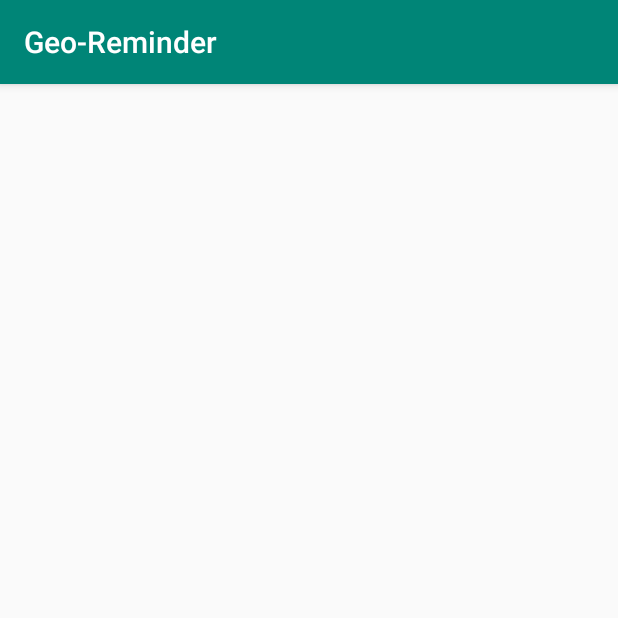
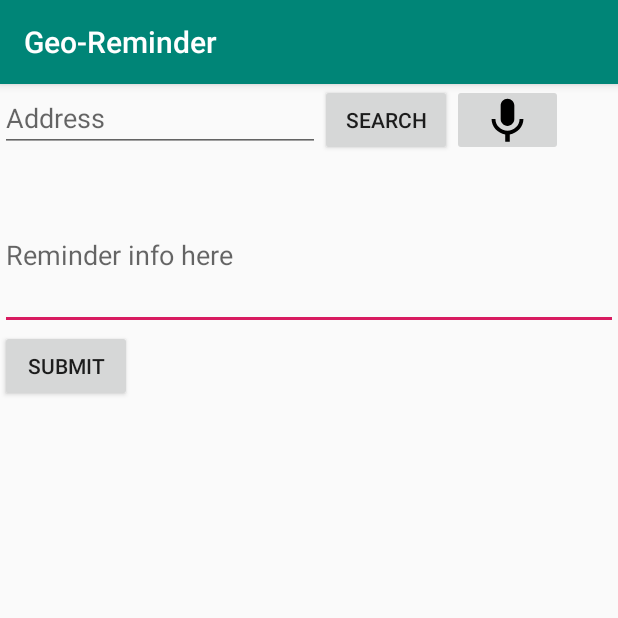
Before and after one commit to JoepS-1848586/HSAI-Geo-based-reminder, an Android app: the AddReminderActivity screen opened directly, with no data from a screen before it, on a phone screen of 412 x 824 dp, the top half of it. Run offline under Robolectric (Android 15) with nearby library versions, the phone set to English and light mode, and no system bars.

Commit message:
made add_reminder layout

```diff
--- /dev/null
+++ b/app/src/main/res/drawable/ic_voice_foreground.xml
@@ -0,0 +1,13 @@
+<vector xmlns:android="http://schemas.android.com/apk/res/android"
+    android:width="50dp"
+    android:height="50dp"
+    android:viewportWidth="32.95019"
+    android:viewportHeight="32.95019"
+    android:tint="#000000">
+  <group android:translateX="4.4750957"
+      android:translateY="3.864907">
+      <path
+          android:fillColor="#FF000000"
+          android:pathData="M12,15c1.66,0 2.99,-1.34 2.99,-3L15,6c0,-1.66 -1.34,-3 -3,-3S9,4.34 9,6v6c0,1.66 1.34,3 3,3zM17.3,12c0,3 -2.54,5.1 -5.3,5.1S6.7,15 6.7,12L5,12c0,3.42 2.72,6.23 6,6.72L11,22h2v-3.28c3.28,-0.48 6,-3.3 6,-6.72h-1.7z"/>
+  </group>
+</vector>
--- a/app/src/main/res/layout/activity_add_reminder.xml
+++ b/app/src/main/res/layout/activity_add_reminder.xml
@@ -1,9 +1,49 @@
 <?xml version="1.0" encoding="utf-8"?>
-<androidx.constraintlayout.widget.ConstraintLayout xmlns:android="http://schemas.android.com/apk/res/android"
+<RelativeLayout xmlns:android="http://schemas.android.com/apk/res/android"
     xmlns:app="http://schemas.android.com/apk/res-auto"
     xmlns:tools="http://schemas.android.com/tools"
     android:layout_width="match_parent"
     android:layout_height="match_parent"
     tools:context=".AddReminderActivity">
 
-</androidx.constraintlayout.widget.ConstraintLayout>
+
+    <EditText
+        android:layout_width="match_parent"
+        android:layout_height="wrap_content"
+        android:layout_below="@id/SearchBar"
+        android:hint="@string/activity_add_reminder_info_hint_text"
+        android:layout_marginTop="16dp"
+        android:minHeight="100dp"
+        android:id="@+id/info_field"></EditText>
+    <LinearLayout
+        android:layout_width="match_parent"
+        android:layout_height="wrap_content"
+        android:orientation="horizontal"
+        android:id="@+id/SearchBar">
+    <EditText
+        android:id="@+id/address_input"
+        android:layout_width="wrap_content"
+        android:layout_height="wrap_content"
+        android:ems="10"
+        android:inputType="textPersonName"
+        android:hint="@string/activity_add_reminder_address_hint_text" />
+
+    <Button
+        android:id="@+id/address_searchButton"
+        android:layout_width="wrap_content"
+        android:layout_height="wrap_content"
+        android:layout_toRightOf="@+id/address_input"
+        android:text="@string/activity_add_reminder_address_search"></Button>
+
+        <ImageButton
+            android:layout_width="wrap_content"
+            android:layout_height="match_parent"
+            android:layout_toRightOf="@id/address_searchButton"
+            android:src="@drawable/ic_voice_foreground"></ImageButton>
+    </LinearLayout>
+    <Button
+        android:layout_width="wrap_content"
+        android:layout_height="wrap_content"
+        android:layout_below="@id/info_field"
+        android:text="@string/activity_add_reminder_submit_button"></Button>
+</RelativeLayout>
--- /dev/null
+++ b/app/src/main/res/mipmap-anydpi-v26/ic_voice.xml
@@ -0,0 +1,5 @@
+<?xml version="1.0" encoding="utf-8"?>
+<adaptive-icon xmlns:android="http://schemas.android.com/apk/res/android">
+    <background android:drawable="@color/ic_voice_background"/>
+    <foreground android:drawable="@drawable/ic_voice_foreground"/>
+</adaptive-icon>
--- /dev/null
+++ b/app/src/main/res/mipmap-anydpi-v26/ic_voice_round.xml
@@ -0,0 +1,5 @@
+<?xml version="1.0" encoding="utf-8"?>
+<adaptive-icon xmlns:android="http://schemas.android.com/apk/res/android">
+    <background android:drawable="@color/ic_voice_background"/>
+    <foreground android:drawable="@drawable/ic_voice_foreground"/>
+</adaptive-icon>
--- /dev/null
+++ b/app/src/main/res/values/ic_voice_background.xml
@@ -0,0 +1,4 @@
+<?xml version="1.0" encoding="utf-8"?>
+<resources>
+    <color name="ic_voice_background">#26A69A</color>
+</resources>
--- a/app/src/main/res/values/strings.xml
+++ b/app/src/main/res/values/strings.xml
@@ -8,4 +8,8 @@
     <string name="activity_add_reminder_succesToast">Reminder added</string>
     <string name="activity_add_reminder_failToast">Failed to add reminder</string>
     <string name="activity_main_deleteFailToast">Failed to delete reminder</string>
+    <string name="activity_add_reminder_address_hint_text">Address</string>
+    <string name="activity_add_reminder_info_hint_text">Reminder info here</string>
+    <string name="activity_add_reminder_address_search">Search</string>
+    <string name="activity_add_reminder_submit_button">Submit</string>
 </resources>
```
Also changed, not shown: app/src/main/ic_voice-web.png (added), app/src/main/res/mipmap-hdpi/ic_voice.png (added), app/src/main/res/mipmap-hdpi/ic_voice_round.png (added), app/src/main/res/mipmap-mdpi/ic_voice.png (added), app/src/main/res/mipmap-mdpi/ic_voice_round.png (added), app/src/main/res/mipmap-xhdpi/ic_voice.png (added), app/src/main/res/mipmap-xhdpi/ic_voice_round.png (added), app/src/main/res/mipmap-xxhdpi/ic_voice.png (added), app/src/main/res/mipmap-xxhdpi/ic_voice_round.png (added), app/src/main/res/mipmap-xxxhdpi/ic_voice.png (added), app/src/main/res/mipmap-xxxhdpi/ic_voice_round.png (added).
